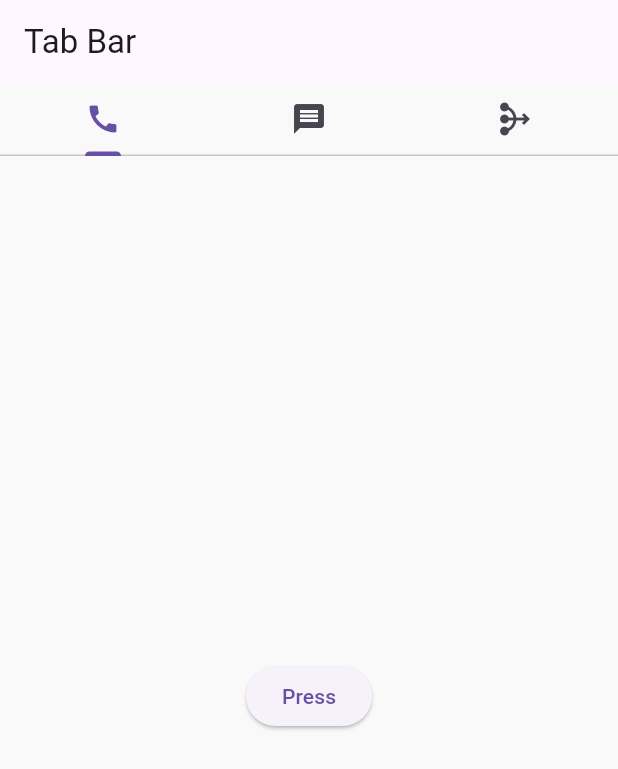
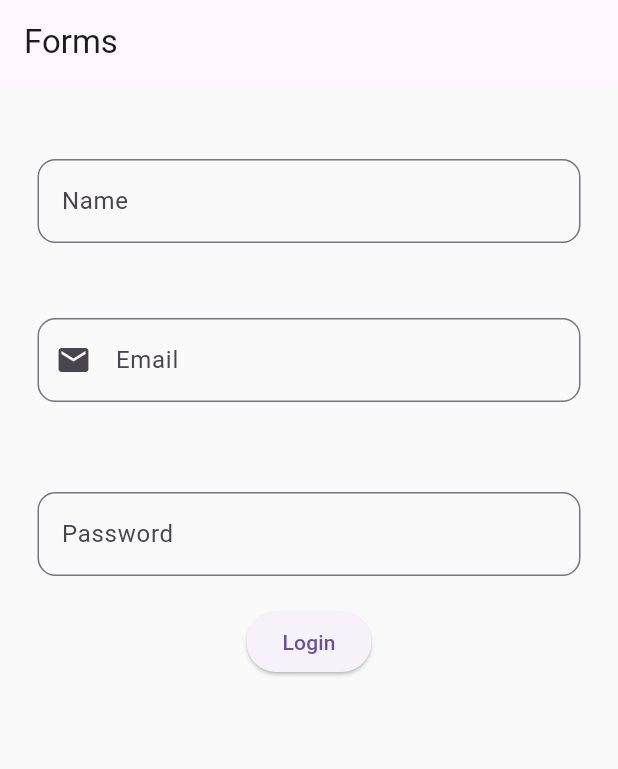
Before and after one commit to jbpranov2204/Flutter_Projects, a Flutter app: the screen it shows after launch, on a phone screen of 412 x 824 dp. Shown: the top 769 px of the screen. Run offline on Flutter 3.47's test engine with Material 3 defaults, Android fonts, the phone set to English and light mode, and no system bars; our stand-ins replace flutter_slidable.

Commit message:
made some changes

```diff
--- /dev/null
+++ b/lib/Widgets/Forms.dart
@@ -0,0 +1,115 @@
+import 'package:flutter/material.dart';
+import 'package:flutter_application_2/Widgets/Drawer.dart';
+
+class FormWidget extends StatefulWidget {
+  FormWidget({super.key});
+
+  @override
+  State<FormWidget> createState() => _Form_WidgetState();
+}
+
+class _Form_WidgetState extends State<FormWidget> {
+  final _formKey = GlobalKey<FormState>();
+
+
+
+final TextEditingController _emailController = TextEditingController();
+final TextEditingController _nameController = TextEditingController();
+final TextEditingController _passwordController = TextEditingController();
+
+
+  @override
+  Widget build(BuildContext context) {
+    return Scaffold(
+      appBar: AppBar(
+        title: Text('Forms'),
+      ),
+      body: SingleChildScrollView(
+        child: Form(
+          key: _formKey,
+          child: Column(
+            children: [
+              SizedBox(
+                height: 50,
+              ),
+              Padding(
+                padding: const EdgeInsets.symmetric(horizontal: 25),
+                child: TextFormField(
+                  validator: (value) {
+                    if (value.toString().isEmpty) {
+                      return 'Pls Enter Name';
+                    } else {
+                      return null;
+                    }
+                  },
+                  controller: _nameController,
+                  decoration: InputDecoration(
+                      labelText: 'Name',
+                      hintText: 'Ex: Pranov',
+                      border: OutlineInputBorder(
+                          borderRadius: BorderRadius.circular(12))),
+                ),
+              ),
+
+              SizedBox(
+                height: 50
+                ),
+              Padding(
+                padding: const EdgeInsets.symmetric(horizontal: 25),
+                child: TextFormField(
+                  validator: (value) {
+                    if (!value.toString().contains('@gmail.com')) {
+                      return 'Enter Gmail';
+                    } else {
+                      return null;
+                    }
+                  },
+                  controller: _emailController,
+                  decoration: InputDecoration(
+                      prefixIcon: Icon(Icons.email),
+                      labelText: 'Email',
+                      hintText: 'Ex: abc@gmail.com',
+                      border: OutlineInputBorder(
+                          borderRadius: BorderRadius.circular(12))),
+                ),
+              ),
+
+              SizedBox(
+                height: 60
+                ),
+              Padding(
+                padding: const EdgeInsets.symmetric(horizontal: 25),
+                child: TextFormField(
+                  validator: (value) {
+                    if (value!.length <= 6) {
+                      return 'Password should be greater than 6';
+                    } else {
+                      return null;
+                    }
+                  },
+                  controller: _passwordController,
+                  decoration: InputDecoration(
+                      labelText: 'Password',
+                      hintText: 'Ex: 123456',
+                      border: OutlineInputBorder(
+                          borderRadius: BorderRadius.circular(12))),
+                ),
+              ),
+
+              SizedBox(height: 20),
+
+
+              ElevatedButton(
+                  onPressed: () {
+                    Navigator.of(context).push(MaterialPageRoute(
+                                builder: (context) => DrawerWidget()));
+                    if (_formKey.currentState!.validate()) {}
+                  },
+                  child: Text('Login'))
+            ],
+          ),
+        ),
+      ),
+    );
+  }
+}
--- a/lib/main.dart
+++ b/lib/main.dart
@@ -1,7 +1,7 @@
 import 'package:flutter/material.dart';
+import 'package:flutter_application_2/Widgets/Forms.dart';
 import 'package:flutter_application_2/Widgets/TabBar.dart';
-import 'package:flutter_application_2/Widgets/Bottom_Sheet.dart';
-import 'package:flutter_application_2/Widgets/Slidable.dart';
+
 
 
 void main(){
@@ -20,7 +20,7 @@ class MyApp extends StatelessWidget {
 
 
       ),
-        home:TabBarWidget(),
+        home:FormWidget(),
         debugShowCheckedModeBanner: false,
 
     );
```
